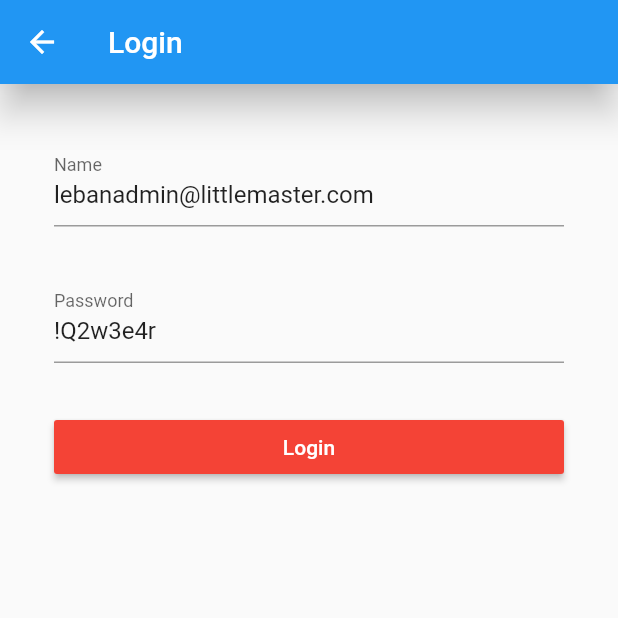
After one commit to mohanrajrajamani/finananceapp, a Flutter app: the MyHomePage1 screen opened directly, on a phone screen of 412 x 824 dp, the top half of it. The commit adds this screen. Run offline on Flutter 3.47's test engine with Material 2 defaults, Android fonts, the phone set to English and light mode, and no system bars; our stand-ins replace page_view_indicators, percent_indicator, pin_code_fields, progress_dialog, shared_preferences; accounts and stored records are empty.

Commit message:
loginfunctionality

```diff
--- /dev/null
+++ b/lib/samplelogin.dart
@@ -0,0 +1,120 @@
+import 'package:flutter/material.dart';
+import 'package:my_sample_project/utils/authutils.dart';
+import 'package:my_sample_project/utils/networkutils.dart';
+import 'package:progress_dialog/progress_dialog.dart';
+import 'package:shared_preferences/shared_preferences.dart';
+
+
+
+
+class MyHomePage1 extends StatefulWidget {
+  @override
+  State<StatefulWidget> createState() => MyHomePageState();
+}
+
+class MyHomePageState extends State<MyHomePage1> {
+  TextEditingController _nameController, _passWordController;
+  final scaffoldKey = GlobalKey<ScaffoldState>();
+  SharedPreferences _sharedPreferences;
+  ProgressDialog pr;
+
+  @override
+  void initState() {
+    super.initState();
+    print('callijg-----------------------------');
+    _nameController = new TextEditingController(text: 'lebanadmin@littlemaster.com');
+    _passWordController = new TextEditingController(text: '!Q2w3e4r');
+  }
+
+  void _authenticateUser() async {
+    var responseJson = await NetworkUtils.authenticateUser(
+        _nameController.text,
+        _passWordController.text);
+    print(responseJson);
+    pr.hide();
+    if (responseJson == null) {
+      NetworkUtils.showSnackBar(scaffoldKey, 'Something went wrong!');
+    } else if (responseJson == 'NetworkError') {
+      NetworkUtils.showSnackBar(scaffoldKey, null);
+    } else if (responseJson['errors'] != null) {
+      NetworkUtils.showSnackBar(scaffoldKey, 'Invalid Email/Password');
+    } else {
+
+      AuthUtils.save(responseJson);
+      Navigator.of(context).pushNamed('second');
+    }
+  }
+
+  void _loginCommand() {
+    String _name = _nameController.text;
+    String _password = _passWordController.text;
+    SnackBar snackbar;
+    // This is just a demo, so no actual login here.
+    if (!_name.isEmpty) {
+      if (!_password.isEmpty) {
+        pr.show();
+        _authenticateUser();
+      } else {
+        snackbar = SnackBar(
+          content: Text('Please enter the password'),
+        );
+      }
+    } else {
+      snackbar = SnackBar(
+        content: Text('Please enter the name'),
+      );
+    }
+
+    scaffoldKey.currentState.showSnackBar(snackbar);
+  }
+
+  @override
+  Widget build(BuildContext context) {
+    pr = new ProgressDialog(context);
+    pr.style(message: 'Please wait...');
+
+    return Scaffold(
+        key: scaffoldKey,
+        appBar: AppBar(
+          // Here we take the value from the MyHomePage object that was created by
+          // the App.build method, and use it to set our appbar title.
+          title: Text("Login"),
+          elevation: 10.0,
+        ),
+        body: Container(
+            padding: EdgeInsets.all(20.0),
+            child: ListView(
+              children: <Widget>[
+                new Container(
+                    padding: EdgeInsets.all(16.0),
+                    child: new TextField(
+                      controller: _nameController,
+                      decoration: new InputDecoration(labelText: 'Name'),
+                    )),
+                new Container(
+                    padding: EdgeInsets.all(16.0),
+                    child: new TextField(
+                      controller: _passWordController,
+                      decoration: new InputDecoration(labelText: 'Password'),
+                    )),
+                new Container(
+                    padding: EdgeInsets.all(16.0),
+                    child: new RaisedButton(
+                      child: new Text("Login"),
+                      textColor: Colors.white,
+                      color: Colors.red,
+                      onPressed: _loginCommand,
+                    )),
+              ],
+            )
+            // Center is a layout widget. It takes a single child and positions it
+            // in the middle of the parent.
+            ));
+
+//    floatingActionButton: new FloatingActionButton(
+//        child: Icon(Icons.access_time),
+//        onPressed: () {
+//          Navigator.of(context).pushNamed('second');
+//        }));
+  }
+}
--- /dev/null
+++ b/lib/utils/authutils.dart
@@ -0,0 +1,32 @@
+import 'package:shared_preferences/shared_preferences.dart';
+
+
+class AuthUtils {
+
+  static final String endPoint = '/Auth';
+
+  // Keys to store and fetch data from SharedPreferences
+  static final String authTokenKey = 'access_token';
+  static final String userIdKey = 'user_id';
+  static final String nameKey = 'name';
+  static final String roleKey = 'role';
+
+  static save(responseJson) async {
+    final SharedPreferences sharedPrefs = await SharedPreferences.getInstance();
+
+    sharedPrefs.setString(authTokenKey, responseJson['access_token']);
+
+    // ignore: unnecessary_statements
+    String val=sharedPrefs.getString(AuthUtils.authTokenKey) ?? '';
+
+    print('myvalue---'+val);
+  }
+
+
+
+//  static insertDetails(SharedPreferences prefs, var response) {
+//    print(response['access_token']);
+//    prefs.setString(authTokenKey, response['access_token']);
+//  }
+
+}
--- a/pubspec.yaml
+++ b/pubspec.yaml
@@ -25,7 +25,10 @@ dependencies:
   percent_indicator: 2.1.1+1
   carousel_slider: 1.4.1
   fluttertoast:  ^4.0.0
-
+  http: 0.12.0+4
+  dio: 3.0.9
+  shared_preferences: ^0.5.6+2
+  progress_dialog: ^1.2.0
 
   # The following adds the Cupertino Icons font to your application.
   # Use with the CupertinoIcons class for iOS style icons.
```
Also changed, not shown: lib/pages/loginpage.dart (+100 -24 lines), lib/utils/networkutils.dart (added, +77 -0 lines), lib/utils/validators/emailvalidator.dart (added, +13 -0 lines), pubspec.lock, 1 other file.
